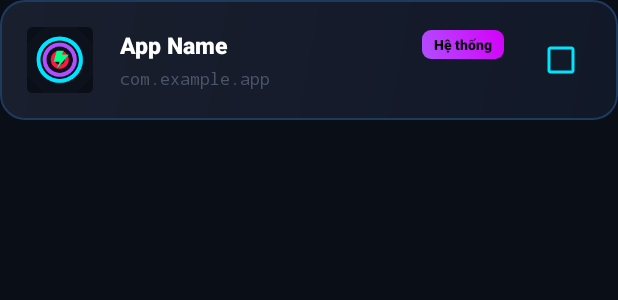
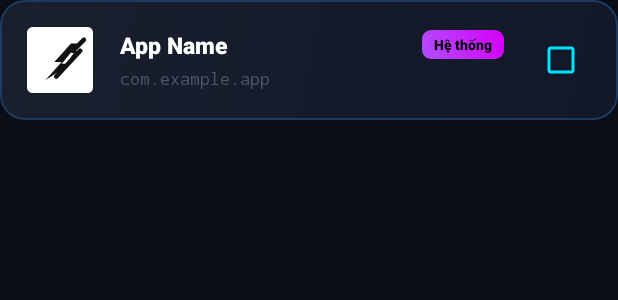
Before and after one commit to danhtrinhdevelopermay/XiaoBost, an Android app: the layout item_app.xml on its own in the app's theme, with its tools: preview values and no code run, on a phone screen of 412 x 824 dp. Shown: the top 300 px of the screen. Run offline under Robolectric (Android 15) with nearby library versions, the phone set to English and light mode, and no system bars.

Commit message:
Update app logo to a new custom design
Replace existing app launcher icons with a new vector graphic representing a stylized arrow/lightning bolt.

Replit-Commit-Author: Agent
Replit-Commit-Session-Id: d897746c-6c06-4ee4-abb5-659acf4d9376
Replit-Commit-Checkpoint-Type: full_checkpoint
Replit-Commit-Event-Id: fe42609b-7bd7-4fbb-a82d-697312d39127

```diff
--- a/app/src/main/res/drawable/ic_launcher_background.xml
+++ b/app/src/main/res/drawable/ic_launcher_background.xml
@@ -5,10 +5,6 @@
     android:viewportWidth="108"
     android:viewportHeight="108">
     <path
-        android:fillColor="#0A0E17"
+        android:fillColor="#FFFFFF"
         android:pathData="M0,0h108v108h-108z"/>
-    <path
-        android:fillColor="#111827"
-        android:pathData="M54,0L108,54L54,108L0,54z"
-        android:fillAlpha="0.3"/>
 </vector>
--- a/app/src/main/res/drawable/ic_launcher_foreground.xml
+++ b/app/src/main/res/drawable/ic_launcher_foreground.xml
@@ -6,26 +6,43 @@
     android:viewportHeight="108">
 
     <group
-        android:scaleX="0.55"
-        android:scaleY="0.55"
-        android:translateX="24"
-        android:translateY="24">
+        android:translateX="18"
+        android:translateY="18">
 
         <path
-            android:fillColor="#00E5FF"
-            android:pathData="M54,8C28.59,8 8,28.59 8,54s20.59,46 46,46 46,-20.59 46,-46S79.41,8 54,8zM54,92c-20.99,0 -38,-17.01 -38,-38s17.01,-38 38,-38 38,17.01 38,38 -17.01,38 -38,38z"/>
+            android:fillColor="#111111"
+            android:pathData="
+                M20,58
+                L38,38
+                L30,38
+                L48,18
+                L56,18
+                L38,40
+                L48,40
+                L20,58
+                Z"/>
 
         <path
-            android:fillColor="#B14EFF"
-            android:pathData="M54,20C35.22,20 20,35.22 20,54s15.22,34 34,34 34,-15.22 34,-34S72.78,20 54,20zM54,80c-14.34,0 -26,-11.66 -26,-26s11.66,-26 26,-26 26,11.66 26,26 -11.66,26 -26,26z"/>
+            android:fillColor="#111111"
+            android:pathData="
+                M32,54
+                L58,26
+                L50,26
+                L62,14"/>
 
         <path
-            android:fillColor="#FF1744"
-            android:pathData="M54,36c-9.93,0 -18,8.07 -18,18s8.07,18 18,18 18,-8.07 18,-18 -8.07,-18 -18,-18zM54,64c-5.52,0 -10,-4.48 -10,-10s4.48,-10 10,-10 10,4.48 10,10 -4.48,10 -10,10z"/>
+            android:strokeColor="#111111"
+            android:strokeWidth="5"
+            android:strokeLineCap="round"
+            android:strokeLineJoin="round"
+            android:pathData="M32,54 L58,26"/>
 
         <path
-            android:fillColor="#00FF88"
-            android:pathData="M48,36l-6,22h12L48,72l24,-28h-14L62,36z"/>
+            android:strokeColor="#111111"
+            android:strokeWidth="5"
+            android:strokeLineCap="round"
+            android:strokeLineJoin="round"
+            android:pathData="M50,26 L62,14"/>
 
     </group>
 </vector>
```
Also changed, not shown: 1 other file.
